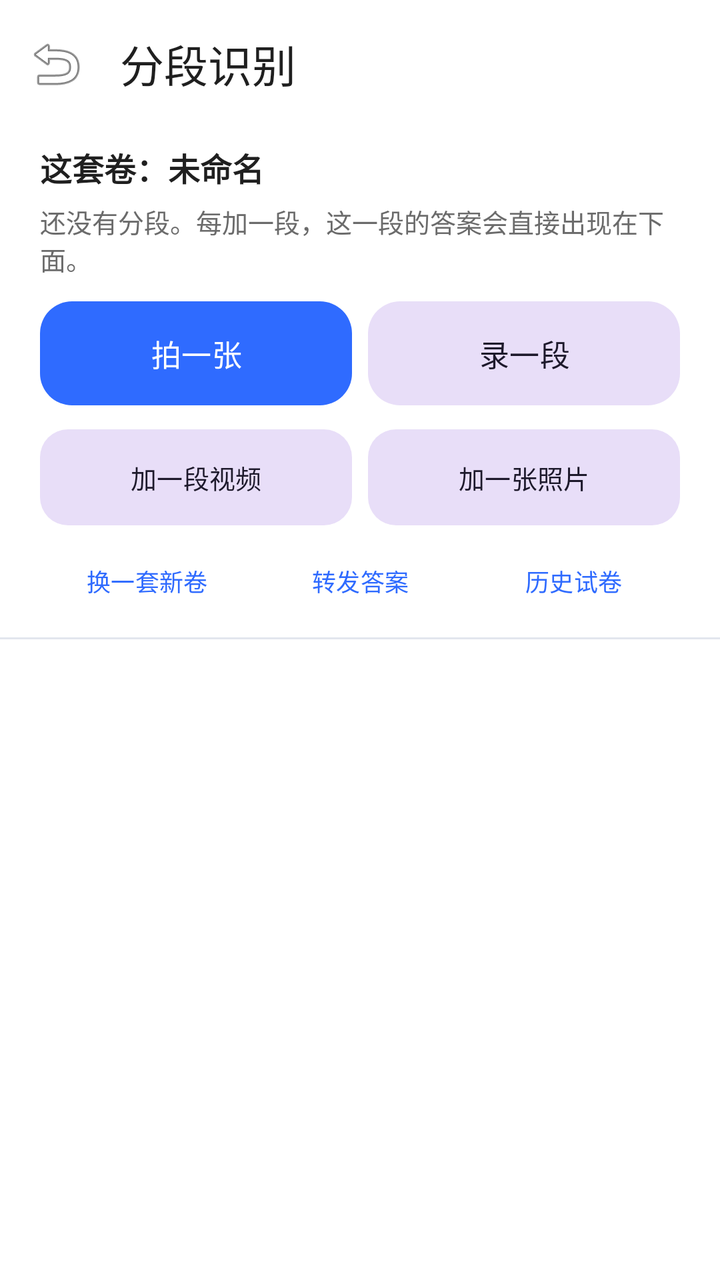
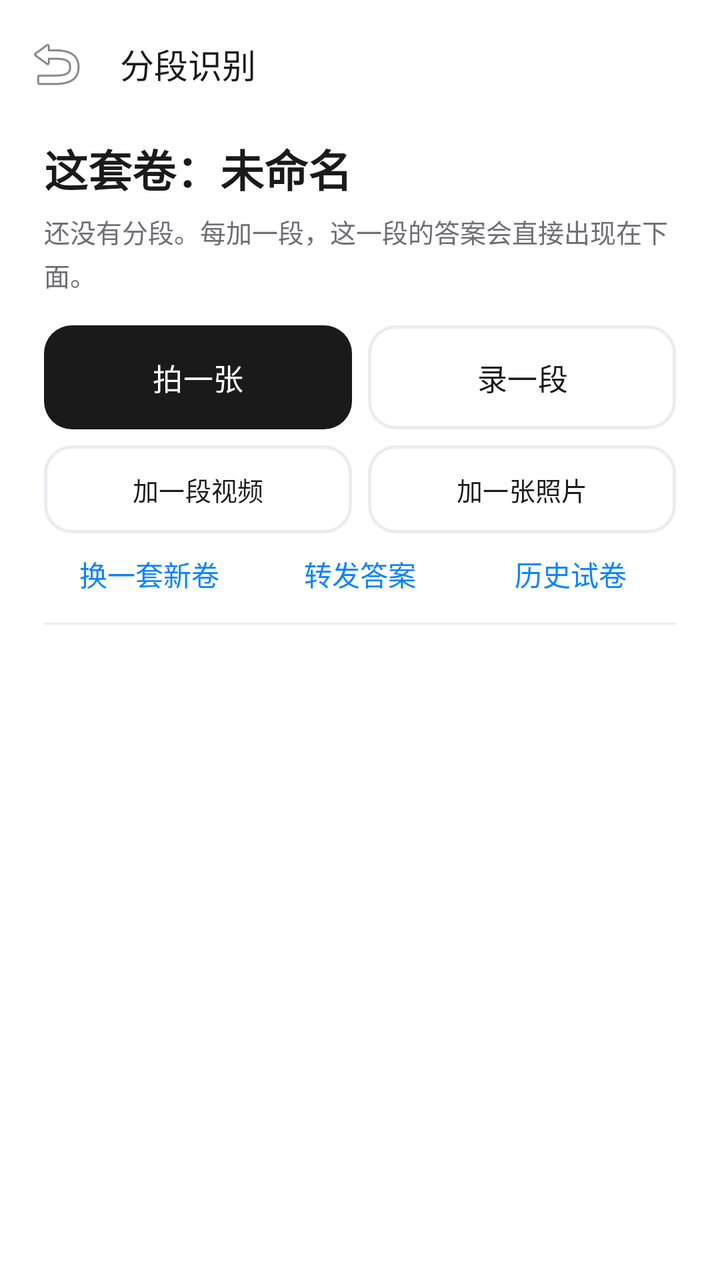

Screens rendered from an Android XML layout before and after an edit, with the pre-edit source and the edit as a unified diff.
<!-- AndroidManifest.xml: application theme Theme.VideoQuiz -->
<!-- res/layout/activity_paper.xml -->
<?xml version="1.0" encoding="utf-8"?>
<LinearLayout xmlns:android="http://schemas.android.com/apk/res/android"
    xmlns:app="http://schemas.android.com/apk/res-auto"
    android:layout_width="match_parent"
    android:layout_height="match_parent"
    android:background="@color/surface"
    android:orientation="vertical">

    <com.google.android.material.appbar.MaterialToolbar
        android:id="@+id/toolbar"
        android:layout_width="match_parent"
        android:layout_height="?attr/actionBarSize"
        android:background="@color/surface"
        app:navigationIcon="@android:drawable/ic_menu_revert"
        app:title="分段识别"
        app:titleTextColor="@color/onSurface" />

    <LinearLayout
        android:layout_width="match_parent"
        android:layout_height="wrap_content"
        android:orientation="vertical"
        android:paddingHorizontal="20dp"
        android:paddingTop="8dp">

        <TextView
            android:id="@+id/tvPaper"
            android:layout_width="match_parent"
            android:layout_height="wrap_content"
            android:text="这套卷：未命名"
            android:textColor="@color/onSurface"
            android:textSize="16sp"
            android:textStyle="bold" />

        <TextView
            android:id="@+id/tvSummary"
            android:layout_width="match_parent"
            android:layout_height="wrap_content"
            android:layout_marginTop="6dp"
            android:text="还没有分段。每加一段，这一段的答案会直接出现在下面。"
            android:textColor="@color/onSurfaceVariant"
            android:textSize="13sp" />

        <LinearLayout
            android:layout_width="match_parent"
            android:layout_height="wrap_content"
            android:layout_marginTop="12dp"
            android:orientation="horizontal">

            <com.google.android.material.button.MaterialButton
                android:id="@+id/btnTakePhoto"
                android:layout_width="0dp"
                android:layout_height="52dp"
                android:layout_weight="1"
                android:insetTop="0dp"
                android:insetBottom="0dp"
                android:maxLines="1"
                android:text="拍一张"
                android:textSize="15sp"
                app:cornerRadius="16dp" />

            <com.google.android.material.button.MaterialButton
                android:id="@+id/btnTakeVideo"
                style="@style/Widget.Material3.Button.TonalButton"
                android:layout_width="0dp"
                android:layout_height="52dp"
                android:layout_marginStart="8dp"
                android:layout_weight="1"
                android:insetTop="0dp"
                android:insetBottom="0dp"
                android:maxLines="1"
                android:text="录一段"
                android:textSize="15sp"
                app:cornerRadius="16dp" />
        </LinearLayout>

        <LinearLayout
            android:layout_width="match_parent"
            android:layout_height="wrap_content"
            android:layout_marginTop="12dp"
            android:orientation="horizontal">

            <com.google.android.material.button.MaterialButton
                android:id="@+id/btnAddVideo"
                style="@style/Widget.Material3.Button.TonalButton"
                android:layout_width="0dp"
                android:layout_height="48dp"
                android:layout_weight="1"
                android:insetTop="0dp"
                android:insetBottom="0dp"
                android:text="加一段视频"
                android:textSize="13sp"
                app:cornerRadius="14dp" />

            <com.google.android.material.button.MaterialButton
                android:id="@+id/btnAddPhoto"
                style="@style/Widget.Material3.Button.TonalButton"
                android:layout_width="0dp"
                android:layout_height="48dp"
                android:layout_marginStart="8dp"
                android:layout_weight="1"
                android:insetTop="0dp"
                android:insetBottom="0dp"
                android:text="加一张照片"
                android:textSize="13sp"
                app:cornerRadius="14dp" />
        </LinearLayout>

        <LinearLayout
            android:layout_width="match_parent"
            android:layout_height="wrap_content"
            android:layout_marginTop="8dp"
            android:orientation="horizontal">

            <com.google.android.material.button.MaterialButton
                android:id="@+id/btnNewPaper"
                style="@style/Widget.Material3.Button.TextButton"
                android:layout_width="0dp"
                android:layout_height="40dp"
                android:layout_weight="1"
                android:insetTop="0dp"
                android:insetBottom="0dp"
                android:text="换一套新卷"
                android:textSize="12sp" />

            <com.google.android.material.button.MaterialButton
                android:id="@+id/btnShare"
                style="@style/Widget.Material3.Button.TextButton"
                android:layout_width="0dp"
                android:layout_height="40dp"
                android:layout_weight="1"
                android:insetTop="0dp"
                android:insetBottom="0dp"
                android:text="转发答案"
                android:textSize="12sp" />

            <com.google.android.material.button.MaterialButton
                android:id="@+id/btnHistory"
                style="@style/Widget.Material3.Button.TextButton"
                android:layout_width="0dp"
                android:layout_height="40dp"
                android:layout_weight="1"
                android:insetTop="0dp"
                android:insetBottom="0dp"
                android:maxLines="1"
                android:text="历史试卷"
                android:textSize="12sp" />
    </LinearLayout>
    </LinearLayout>

    <View
        android:layout_width="match_parent"
        android:layout_height="1dp"
        android:layout_marginTop="8dp"
        android:background="@color/outlineVariant" />

    <ScrollView
        android:id="@+id/scroll"
        android:layout_width="match_parent"
        android:layout_height="0dp"
        android:layout_weight="1"
        android:paddingHorizontal="20dp"
        android:paddingTop="12dp"
        android:paddingBottom="24dp"
        android:scrollbars="vertical">

        <LinearLayout
            android:id="@+id/answerList"
            android:layout_width="match_parent"
            android:layout_height="wrap_content"
            android:orientation="vertical" />
    </ScrollView>
</LinearLayout>
<!-- resources referenced by this layout -->
<resources>
  <color name="onSurface">#1F1F1F</color>
  <color name="onSurfaceVariant">#6B6B6B</color>
  <color name="outlineVariant">#E2E6EE</color>
  <color name="surface">#FFFFFF</color>
  <style name="Theme.VideoQuiz" parent="Theme.Material3.Light.NoActionBar">
          <item name="colorPrimary">@color/brand</item>
          <item name="colorOnPrimary">#FFFFFF</item>
          <item name="colorSurface">@color/surface</item>
          <item name="android:statusBarColor">@color/surface</item>
          <item name="android:windowLightStatusBar">true</item>
      </style>
  <color name="brand">#2F6BFF</color>
</resources>

<!-- the commit's change to res/layout/activity_paper.xml (unified diff, before → after) -->
@@ -13,98 +13,64 @@
         android:background="@color/surface"
         app:navigationIcon="@android:drawable/ic_menu_revert"
         app:title="分段识别"
-        app:titleTextColor="@color/onSurface" />
+        app:titleTextColor="@color/text_primary"
+        app:titleTextAppearance="@style/Native.Title" />
 
     <LinearLayout
         android:layout_width="match_parent"
         android:layout_height="wrap_content"
         android:orientation="vertical"
-        android:paddingHorizontal="20dp"
-        android:paddingTop="8dp">
+        android:paddingStart="22dp"
+        android:paddingTop="4dp"
+        android:paddingEnd="22dp">
 
         <TextView
             android:id="@+id/tvPaper"
+            style="@style/Native.PageTitle"
             android:layout_width="match_parent"
             android:layout_height="wrap_content"
             android:text="这套卷：未命名"
-            android:textColor="@color/onSurface"
-            android:textSize="16sp"
-            android:textStyle="bold" />
+            android:textSize="22sp" />
 
         <TextView
             android:id="@+id/tvSummary"
+            style="@style/Native.Caption"
             android:layout_width="match_parent"
             android:layout_height="wrap_content"
             android:layout_marginTop="6dp"
-            android:text="还没有分段。每加一段，这一段的答案会直接出现在下面。"
-            android:textColor="@color/onSurfaceVariant"
-            android:textSize="13sp" />
+            android:lineSpacingExtra="3dp"
+            android:text="还没有分段。每加一段，这一段的答案会直接出现在下面。" />
 
+        
         <LinearLayout
             android:layout_width="match_parent"
             android:layout_height="wrap_content"
-            android:layout_marginTop="12dp"
+            android:layout_marginTop="16dp"
             android:orientation="horizontal">
 
             <com.google.android.material.button.MaterialButton
                 android:id="@+id/btnTakePhoto"
+                style="@style/Native.PrimaryButton"
                 android:layout_width="0dp"
                 android:layout_height="52dp"
                 android:layout_weight="1"
-                android:insetTop="0dp"
-                android:insetBottom="0dp"
                 android:maxLines="1"
                 android:text="拍一张"
-                android:textSize="15sp"
-                app:cornerRadius="16dp" />
+                android:textSize="15sp" />
 
             <com.google.android.material.button.MaterialButton
                 android:id="@+id/btnTakeVideo"
-                style="@style/Widget.Material3.Button.TonalButton"
+                style="@style/Native.SecondaryButton"
                 android:layout_width="0dp"
                 android:layout_height="52dp"
                 android:layout_marginStart="8dp"
                 android:layout_weight="1"
-                android:insetTop="0dp"
-                android:insetBottom="0dp"
                 android:maxLines="1"
                 android:text="录一段"
-                android:textSize="15sp"
-                app:cornerRadius="16dp" />
+                android:textSize="15sp" />
         </LinearLayout>
 
-        <LinearLayout
-            android:layout_width="match_parent"
-            android:layout_height="wrap_content"
-            android:layout_marginTop="12dp"
-            android:orientation="horizontal">
-
-            <com.google.android.material.button.MaterialButton
-                android:id="@+id/btnAddVideo"
-                style="@style/Widget.Material3.Button.TonalButton"
-                android:layout_width="0dp"
-                android:layout_height="48dp"
-                android:layout_weight="1"
-                android:insetTop="0dp"
-                android:insetBottom="0dp"
-                android:text="加一段视频"
-                android:textSize="13sp"
-                app:cornerRadius="14dp" />
-
-            <com.google.android.material.button.MaterialButton
-                android:id="@+id/btnAddPhoto"
-                style="@style/Widget.Material3.Button.TonalButton"
-                android:layout_width="0dp"
-                android:layout_height="48dp"
-                android:layout_marginStart="8dp"
-                android:layout_weight="1"
-                android:insetTop="0dp"
-                android:insetBottom="0dp"
-                android:text="加一张照片"
-                android:textSize="13sp"
-                app:cornerRadius="14dp" />
-        </LinearLayout>
-
+        
         <LinearLayout
             android:layout_width="match_parent"
             android:layout_height="wrap_content"
@@ -112,55 +78,79 @@
             android:orientation="horizontal">
 
             <com.google.android.material.button.MaterialButton
-                android:id="@+id/btnNewPaper"
-                style="@style/Widget.Material3.Button.TextButton"
+                android:id="@+id/btnAddVideo"
+                style="@style/Native.SecondaryButton"
                 android:layout_width="0dp"
-                android:layout_height="40dp"
+                android:layout_height="44dp"
                 android:layout_weight="1"
-                android:insetTop="0dp"
-                android:insetBottom="0dp"
-                android:text="换一套新卷"
-                android:textSize="12sp" />
+                android:text="加一段视频"
+                android:textSize="13sp" />
 
             <com.google.android.material.button.MaterialButton
+                android:id="@+id/btnAddPhoto"
+                style="@style/Native.SecondaryButton"
+                android:layout_width="0dp"
+                android:layout_height="44dp"
+                android:layout_marginStart="8dp"
+                android:layout_weight="1"
+                android:text="加一张照片"
+                android:textSize="13sp" />
+        </LinearLayout>
+
+        
+        <LinearLayout
+            android:layout_width="match_parent"
+            android:layout_height="wrap_content"
+            android:layout_marginTop="2dp"
+            android:orientation="horizontal">
+
+            <TextView
+                android:id="@+id/btnNewPaper"
+                style="@style/Native.Link"
+                android:layout_width="0dp"
+                android:layout_height="wrap_content"
+                android:layout_weight="1"
+                android:gravity="center"
+                android:text="换一套新卷" />
+
+            <TextView
                 android:id="@+id/btnShare"
-                style="@style/Widget.Material3.Button.TextButton"
+                style="@style/Native.Link"
                 android:layout_width="0dp"
-                android:layout_height="40dp"
+                android:layout_height="wrap_content"
                 android:layout_weight="1"
-                android:insetTop="0dp"
-                android:insetBottom="0dp"
-                android:text="转发答案"
-                android:textSize="12sp" />
+                android:gravity="center"
+                android:text="转发答案" />
 
-            <com.google.android.material.button.MaterialButton
+            <TextView
                 android:id="@+id/btnHistory"
-                style="@style/Widget.Material3.Button.TextButton"
+                style="@style/Native.Link"
                 android:layout_width="0dp"
-                android:layout_height="40dp"
+                android:layout_height="wrap_content"
                 android:layout_weight="1"
-                android:insetTop="0dp"
-                android:insetBottom="0dp"
+                android:gravity="center"
                 android:maxLines="1"
-                android:text="历史试卷"
-                android:textSize="12sp" />
-    </LinearLayout>
+                android:text="历史试卷" />
+        </LinearLayout>
     </LinearLayout>
 
     <View
         android:layout_width="match_parent"
         android:layout_height="1dp"
-        android:layout_marginTop="8dp"
-        android:background="@color/outlineVariant" />
+        android:layout_marginStart="22dp"
+        android:layout_marginTop="6dp"
+        android:layout_marginEnd="22dp"
+        android:background="@color/hairline" />
 
     <ScrollView
         android:id="@+id/scroll"
         android:layout_width="match_parent"
         android:layout_height="0dp"
         android:layout_weight="1"
-        android:paddingHorizontal="20dp"
-        android:paddingTop="12dp"
-        android:paddingBottom="24dp"
+        android:paddingStart="22dp"
+        android:paddingTop="14dp"
+        android:paddingEnd="22dp"
+        android:paddingBottom="28dp"
         android:scrollbars="vertical">
 
         <LinearLayout
<!-- resource entries referenced after the edit -->
@@ -1,9 +1,52 @@
 <!-- resources referenced by this layout -->
 <resources>
-  <color name="onSurface">#1F1F1F</color>
-  <color name="onSurfaceVariant">#6B6B6B</color>
-  <color name="outlineVariant">#E2E6EE</color>
+  <color name="hairline">#ECECEF</color>
   <color name="surface">#FFFFFF</color>
+  <color name="text_primary">#1A1A1A</color>
+  <style name="Native.Caption">
+          <item name="android:textSize">13sp</item>
+          <item name="android:textColor">@color/text_secondary</item>
+      </style>
+  <style name="Native.Link">
+          <item name="android:textSize">14sp</item>
+          <item name="android:textColor">@color/brand</item>
+          <item name="android:background">?android:attr/selectableItemBackgroundBorderless</item>
+          <item name="android:paddingTop">8dp</item>
+          <item name="android:paddingBottom">8dp</item>
+          <item name="android:paddingStart">6dp</item>
+          <item name="android:paddingEnd">6dp</item>
+      </style>
+  <style name="Native.PageTitle">
+          <item name="android:textSize">26sp</item>
+          <item name="android:textColor">@color/text_primary</item>
+          <item name="android:textStyle">bold</item>
+          <item name="android:letterSpacing">0</item>
+      </style>
+  <style name="Native.PrimaryButton" parent="Widget.Material3.Button">
+          <item name="backgroundTint">@color/text_primary</item>
+          <item name="android:textColor">@color/surface</item>
+          <item name="cornerRadius">14dp</item>
+          <item name="android:textSize">15sp</item>
+          <item name="android:letterSpacing">0.01</item>
+          <item name="android:insetTop">0dp</item>
+          <item name="android:insetBottom">0dp</item>
+          <item name="android:minHeight">50dp</item>
+      </style>
+  <style name="Native.SecondaryButton" parent="Widget.Material3.Button.OutlinedButton">
+          <item name="strokeColor">@color/hairline</item>
+          <item name="strokeWidth">1.5dp</item>
+          <item name="android:textColor">@color/text_primary</item>
+          <item name="cornerRadius">14dp</item>
+          <item name="android:textSize">15sp</item>
+          <item name="android:insetTop">0dp</item>
+          <item name="android:insetBottom">0dp</item>
+          <item name="android:minHeight">50dp</item>
+      </style>
+  <style name="Native.Title">
+          <item name="android:textSize">17sp</item>
+          <item name="android:textColor">@color/text_primary</item>
+          <item name="android:letterSpacing">0</item>
+      </style>
   <style name="Theme.VideoQuiz" parent="Theme.Material3.Light.NoActionBar">
           <item name="colorPrimary">@color/brand</item>
           <item name="colorOnPrimary">#FFFFFF</item>
@@ -11,6 +54,7 @@
           <item name="android:statusBarColor">@color/surface</item>
           <item name="android:windowLightStatusBar">true</item>
       </style>
-  <color name="brand">#2F6BFF</color>
+  <color name="text_secondary">#6E6E73</color>
+  <color name="brand">#0A84FF</color>
 </resources>
 
